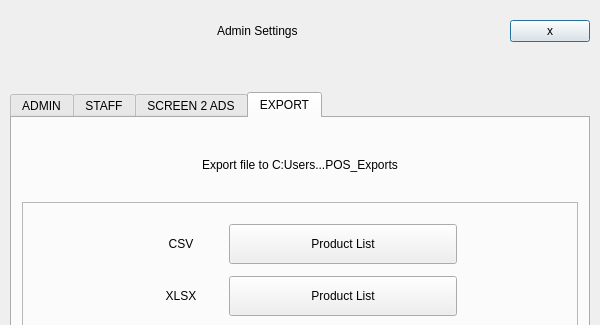
Qt form Project/ui/admin_menu.ui (Selvam-T/POS) before a commit; both pictures show x 0 to 600 and y 0 to 325 of the 600 by 640 pixel window.
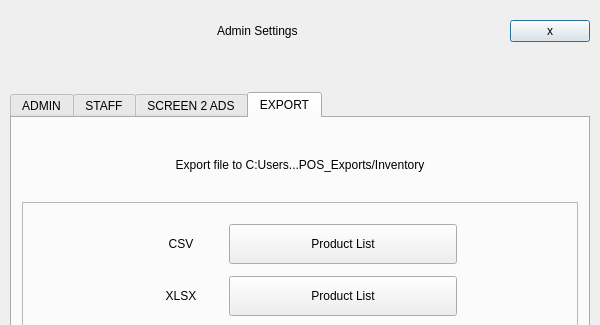
The same form after that commit.

What changed in the file:
```diff
--- a/Project/ui/admin_menu.ui
+++ b/Project/ui/admin_menu.ui
@@ -991,7 +991,7 @@
        <item>
         <widget class="QLabel" name="exportHeaderLabel2">
          <property name="text">
-          <string>Export file to C:Users...POS_Exports</string>
+          <string>Export file to C:Users...POS_Exports/Inventory</string>
          </property>
          <property name="alignment">
           <set>Qt::AlignCenter</set>
```
